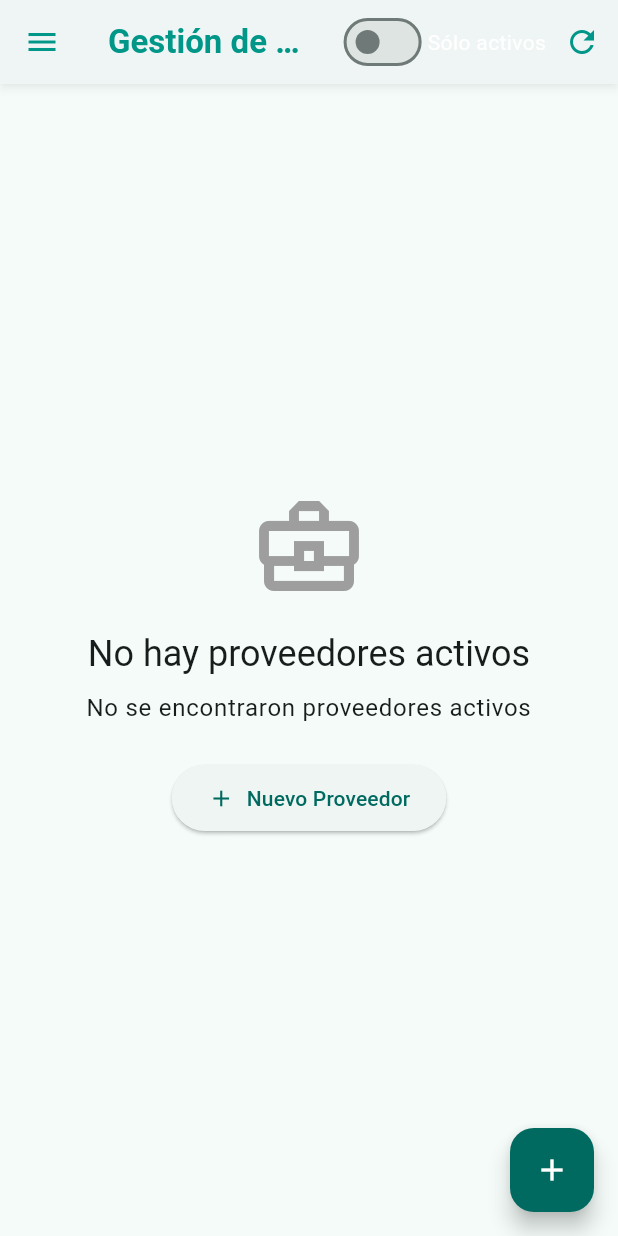
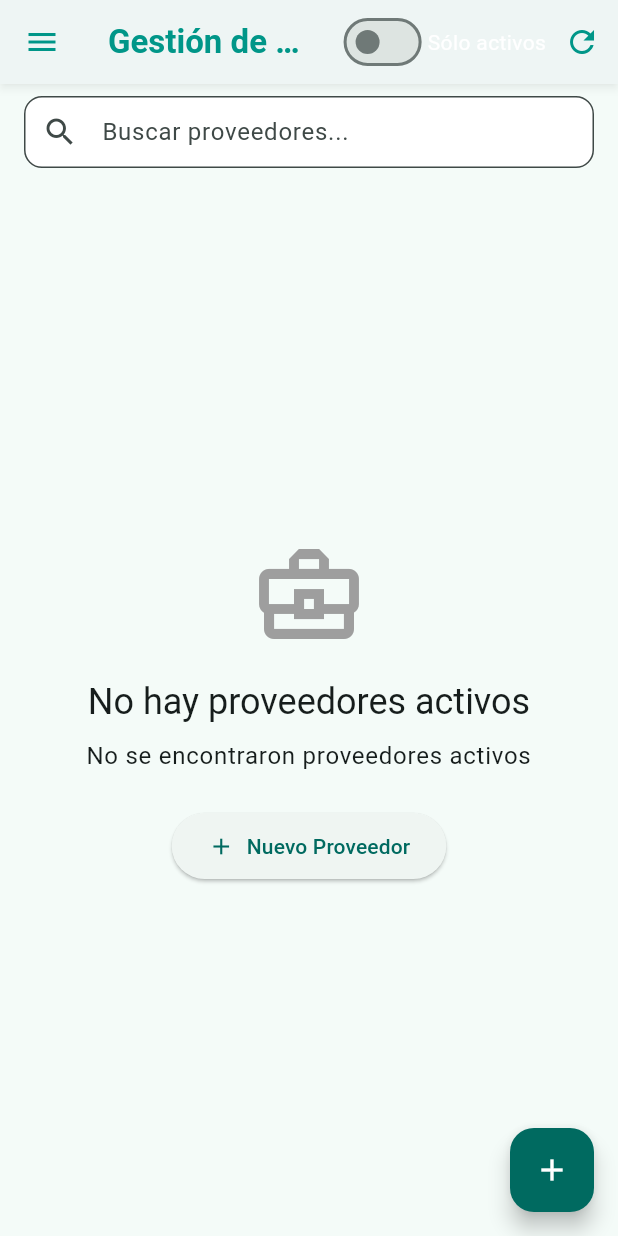
Before and after one commit to Smorpius/inmobiliaria, a Flutter app: the ListaProveedoresScreen screen opened by its route, on a phone screen of 412 x 824 dp. Run offline on Flutter 3.47's test engine with Material 3 defaults, Android fonts, the phone set to English and light mode, and no system bars; our stand-ins replace cached_network_image, image_picker, photo_view, shared_preferences, smooth_page_indicator; missing offline and left inert: mysql1; accounts and stored records are empty.

Commit message:
proveedores funciona

```diff
--- a/lib/services/proveedores_service.dart
+++ b/lib/services/proveedores_service.dart
@@ -246,6 +246,36 @@ class ProveedoresService {
     }
   }
 
+  /// Busca proveedores según un término de búsqueda
+  Future<List<Proveedor>> buscarProveedores(String termino) async {
+    try {
+      final conn = await _db.connection;
+      developer.log('Buscando proveedores con término: "$termino"');
+
+      final result = await conn.query('CALL BuscarProveedores(?)', [termino]);
+
+      final proveedores =
+          result.map((row) {
+            // Mapeo completo para incluir todos los campos de tu procedimiento
+            final map = <String, dynamic>{};
+            for (var field in row.fields.keys) {
+              map[field] = row[field];
+            }
+            // Asegurarse de que el campo estado_proveedor se maneje correctamente
+            if (map.containsKey('estado_proveedor')) {
+              map['nombre_estado'] = map['estado_proveedor'];
+            }
+            return Proveedor.fromMap(map);
+          }).toList();
+
+      developer.log('Proveedores encontrados: ${proveedores.length}');
+      return proveedores;
+    } catch (e) {
+      developer.log('Error al buscar proveedores: $e', error: e);
+      rethrow;
+    }
+  }
+
   /// Reactiva un proveedor
   Future<void> reactivarProveedor(
     int idProveedor, {
--- a/lib/vistas/Proveedores/lista/lista_proveedores_screen.dart
+++ b/lib/vistas/Proveedores/lista/lista_proveedores_screen.dart
@@ -12,6 +12,7 @@ import '../nuevo_proveedor_screen.dart';
 import '../../../models/proveedor.dart';
 import '../../../widgets/app_scaffold.dart';
 import '../../../controllers/proveedor_controller.dart';
+import 'proveedores_busqueda.dart'; // Nuevo componente importado
 
 class ListaProveedoresScreen extends StatefulWidget {
   final ProveedorController controller;
@@ -79,7 +80,8 @@ class _ListaProveedoresScreenState extends State<ListaProveedoresScreen>
 
     // Crear nuevo timer que se ejecuta cada 30 segundos
     _autoRefreshTimer = Timer.periodic(const Duration(seconds: 30), (_) {
-      if (mounted) {
+      if (mounted && !estado.buscando) {
+        // No actualizar automáticamente durante búsqueda
         developer.log('[Proveedores] Ejecutando actualización automática');
         cargarProveedores();
       }
@@ -116,7 +118,10 @@ class _ListaProveedoresScreenState extends State<ListaProveedoresScreen>
       if (mounted) {
         setState(() {
           estado.isLoading = false;
-          // CORREGIDO: NO regenerar la clave del stream después de cada carga
+          // Limpiamos la búsqueda si estamos recargando
+          if (!estado.buscando) {
+            estado.terminoBusqueda = '';
+          }
           developer.log(
             '[Proveedores] Vista actualizada después de carga exitosa',
           );
@@ -125,6 +130,48 @@ class _ListaProveedoresScreenState extends State<ListaProveedoresScreen>
     } catch (e, stackTrace) {
       developer.log(
         '[Proveedores] Error al cargar proveedores: $e',
+        error: e,
+        stackTrace: stackTrace,
+      );
+      if (mounted) {
+        setState(() {
+          estado.isLoading = false;
+          estado.tieneError = true;
+          estado.mensajeError = e.toString();
+          estado.stackTrace = stackTrace;
+        });
+        manejarError(e);
+      }
+    }
+  }
+
+  // Método para manejar la búsqueda (NUEVO)
+  Future<void> buscarProveedores(String termino) async {
+    if (estado.isLoading) return;
+
+    developer.log('[Proveedores] Iniciando búsqueda con término: "$termino"');
+
+    try {
+      setState(() {
+        estado.isLoading = true;
+        estado.terminoBusqueda = termino;
+        estado.buscando = termino.isNotEmpty;
+      });
+
+      if (termino.isEmpty) {
+        await widget.controller.cargarProveedores();
+      } else {
+        await widget.controller.filtrarProveedores(termino);
+      }
+
+      setState(() {
+        estado.isLoading = false;
+      });
+
+      developer.log('[Proveedores] Búsqueda completada');
+    } catch (e, stackTrace) {
+      developer.log(
+        '[Proveedores] Error en búsqueda: $e',
         error: e,
         stackTrace: stackTrace,
       );
@@ -165,8 +212,6 @@ class _ListaProveedoresScreenState extends State<ListaProveedoresScreen>
       );
       setState(() {
         estado.mostrarInactivos = mostrarInactivos;
-        // ELIMINADA LA REGENERACIÓN DE CLAVE:
-        // estado.regenerarStreamKey();
       });
     }
   }
@@ -186,8 +231,55 @@ class _ListaProveedoresScreenState extends State<ListaProveedoresScreen>
               onRefresh: cargarProveedores,
             ),
           ],
-          body: _buildBody(),
+          body: Column(
+            children: [
+              // Añadir componente de búsqueda
+              ProveedoresBusqueda(
+                onSearch: buscarProveedores,
+                isLoading: estado.isLoading,
+              ),
+
+              // Indicador de búsqueda activa
+              if (estado.buscando && estado.terminoBusqueda.isNotEmpty)
+                Padding(
+                  padding: const EdgeInsets.symmetric(horizontal: 16.0),
+                  child: Row(
+                    children: [
+                      const Icon(
+                        Icons.filter_list,
+                        size: 18,
+                        color: Colors.grey,
+                      ),
+                      const SizedBox(width: 8),
+                      Flexible(
+                        child: Text(
+                          'Resultados para: "${estado.terminoBusqueda}"',
+                          style: const TextStyle(
+                            fontSize: 14,
+                            fontStyle: FontStyle.italic,
+                            color: Colors.grey,
+                          ),
+                        ),
+                      ),
+                      const Spacer(),
+                      TextButton(
+                        onPressed:
+                            estado.isLoading
+                                ? null
+                                : () => buscarProveedores(''),
+                        child: const Text('Limpiar filtro'),
+                      ),
+                    ],
+                  ),
+                ),
+
+              // El resto del contenido en un Expanded para que ocupe el espacio restante
+              Expanded(child: _buildBody()),
+            ],
+          ),
         ),
+
+        // Botón flotante
         Positioned(
           right: 16,
           bottom: 16,
@@ -261,6 +353,8 @@ class _ListaProveedoresScreenState extends State<ListaProveedoresScreen>
           return ProveedoresEmptyView(
             mostrandoInactivos: estado.mostrarInactivos,
             onNuevoProveedor: _navegarANuevoProveedor,
+            terminoBusqueda: estado.buscando ? estado.terminoBusqueda : null,
+            onClearSearch: estado.buscando ? () => buscarProveedores('') : null,
           );
         }
 
@@ -289,6 +383,8 @@ class _ListaProveedoresScreenState extends State<ListaProveedoresScreen>
           return ProveedoresEmptyView(
             mostrandoInactivos: estado.mostrarInactivos,
             onNuevoProveedor: _navegarANuevoProveedor,
+            terminoBusqueda: estado.buscando ? estado.terminoBusqueda : null,
+            onClearSearch: estado.buscando ? () => buscarProveedores('') : null,
           );
         }
 
--- /dev/null
+++ b/lib/vistas/Proveedores/lista/proveedores_busqueda.dart
@@ -0,0 +1,91 @@
+import 'package:flutter/material.dart';
+import 'dart:async'; // Esta importación falta para usar Timer
+
+class ProveedoresBusqueda extends StatefulWidget {
+  final Function(String) onSearch;
+  final bool isLoading;
+
+  const ProveedoresBusqueda({
+    super.key,
+    required this.onSearch,
+    this.isLoading = false,
+  });
+
+  @override
+  State<ProveedoresBusqueda> createState() => _ProveedoresBusquedaState();
+}
+
+class _ProveedoresBusquedaState extends State<ProveedoresBusqueda> {
+  final _searchController = TextEditingController();
+  final _debounce = _Debounce(milliseconds: 500);
+
+  @override
+  void initState() {
+    super.initState();
+    _searchController.addListener(_onSearchChanged);
+  }
+
+  void _onSearchChanged() {
+    if (!widget.isLoading) {
+      _debounce.run(() {
+        widget.onSearch(_searchController.text);
+      });
+    }
+  }
+
+  @override
+  void dispose() {
+    _searchController.removeListener(_onSearchChanged);
+    _searchController.dispose();
+    _debounce.dispose();
+    super.dispose();
+  }
+
+  @override
+  Widget build(BuildContext context) {
+    return Padding(
+      padding: const EdgeInsets.symmetric(horizontal: 16.0, vertical: 8.0),
+      child: TextField(
+        controller: _searchController,
+        decoration: InputDecoration(
+          hintText: 'Buscar proveedores...',
+          prefixIcon: const Icon(Icons.search),
+          suffixIcon: _searchController.text.isNotEmpty
+              ? IconButton(
+                  icon: const Icon(Icons.clear),
+                  onPressed: () {
+                    _searchController.clear();
+                  },
+                )
+              : null,
+          border: OutlineInputBorder(
+            borderRadius: BorderRadius.circular(12),
+            borderSide: BorderSide(color: Theme.of(context).primaryColor),
+          ),
+          filled: true,
+          fillColor: Colors.white,
+          contentPadding: const EdgeInsets.symmetric(vertical: 8.0),
+          enabled: !widget.isLoading,
+        ),
+        style: const TextStyle(fontSize: 16),
+      ),
+    );
+  }
+}
+
+// Clase auxiliar para limitar las llamadas de búsqueda
+class _Debounce {
+  final int milliseconds;
+  Timer? _timer;
+
+  _Debounce({required this.milliseconds});
+
+  void run(VoidCallback action) {
+    _timer?.cancel();
+    _timer = Timer(Duration(milliseconds: milliseconds), action);
+  }
+
+  void dispose() {
+    _timer?.cancel();
+  }
+}
--- a/lib/vistas/Proveedores/lista/proveedores_empty_view.dart
+++ b/lib/vistas/Proveedores/lista/proveedores_empty_view.dart
@@ -3,48 +3,75 @@ import 'package:flutter/material.dart';
 class ProveedoresEmptyView extends StatelessWidget {
   final bool mostrandoInactivos;
   final VoidCallback onNuevoProveedor;
+  final String? terminoBusqueda; // Nuevo parámetro
+  final VoidCallback? onClearSearch; // Nuevo parámetro
 
   const ProveedoresEmptyView({
     super.key,
     required this.mostrandoInactivos,
     required this.onNuevoProveedor,
+    this.terminoBusqueda,
+    this.onClearSearch,
   });
 
   @override
   Widget build(BuildContext context) {
+    // Si hay término de búsqueda, mostrar mensaje específico para búsqueda sin resultados
+    final bool esBusqueda =
+        terminoBusqueda != null && terminoBusqueda!.isNotEmpty;
+
     return Center(
       child: Column(
         mainAxisAlignment: MainAxisAlignment.center,
         children: [
           Icon(
-            Icons
-                .business_center_outlined, // Corregido: usando un icono que sí existe
+            esBusqueda ? Icons.search_off : Icons.business_center_outlined,
             size: 80,
             color: Colors.grey,
           ),
           const SizedBox(height: 16),
           Text(
-            mostrandoInactivos
+            esBusqueda
+                ? 'No se encontraron resultados'
+                : (mostrandoInactivos
                     ? 'No hay proveedores registrados'
-                : 'No hay proveedores activos',
+                    : 'No hay proveedores activos'),
             style: Theme.of(context).textTheme.headlineSmall,
             textAlign: TextAlign.center,
           ),
           const SizedBox(height: 8),
           Text(
-            mostrandoInactivos
+            esBusqueda
+                ? 'No se encontraron proveedores que coincidan con "$terminoBusqueda"'
+                : (mostrandoInactivos
                     ? 'Crea tu primer proveedor para comenzar'
-                : 'No se encontraron proveedores activos',
+                    : 'No se encontraron proveedores activos'),
             style: Theme.of(context).textTheme.bodyLarge,
             textAlign: TextAlign.center,
           ),
           const SizedBox(height: 24),
+          if (esBusqueda && onClearSearch != null)
+            ElevatedButton.icon(
+              onPressed: onClearSearch,
+              icon: const Icon(Icons.clear),
+              label: const Text('Limpiar búsqueda'),
+              style: ElevatedButton.styleFrom(
+                padding: const EdgeInsets.symmetric(
+                  horizontal: 24,
+                  vertical: 12,
+                ),
+              ),
+            )
+          else
             ElevatedButton.icon(
               onPressed: onNuevoProveedor,
               icon: const Icon(Icons.add),
               label: const Text('Nuevo Proveedor'),
               style: ElevatedButton.styleFrom(
-              padding: const EdgeInsets.symmetric(horizontal: 24, vertical: 12),
+                padding: const EdgeInsets.symmetric(
+                  horizontal: 24,
+                  vertical: 12,
+                ),
               ),
             ),
         ],
--- a/lib/vistas/Proveedores/lista/proveedores_estado.dart
+++ b/lib/vistas/Proveedores/lista/proveedores_estado.dart
@@ -6,6 +6,10 @@ class ProveedoresEstado {
   String? mensajeError;
   StackTrace? stackTrace;
   bool mostrarInactivos = false;
+
+  // Nuevos campos para la búsqueda
+  String terminoBusqueda = '';
+  bool buscando = false;
 
   // Usar clave estática para evitar recreación constante del StreamBuilder
   // Esta clave debe mantenerse constante la mayor parte del tiempo
```
Also changed, not shown: lib/controllers/proveedor_controller.dart (+27 -0 lines). Lines whose indentation alone changed are shown as unchanged.
